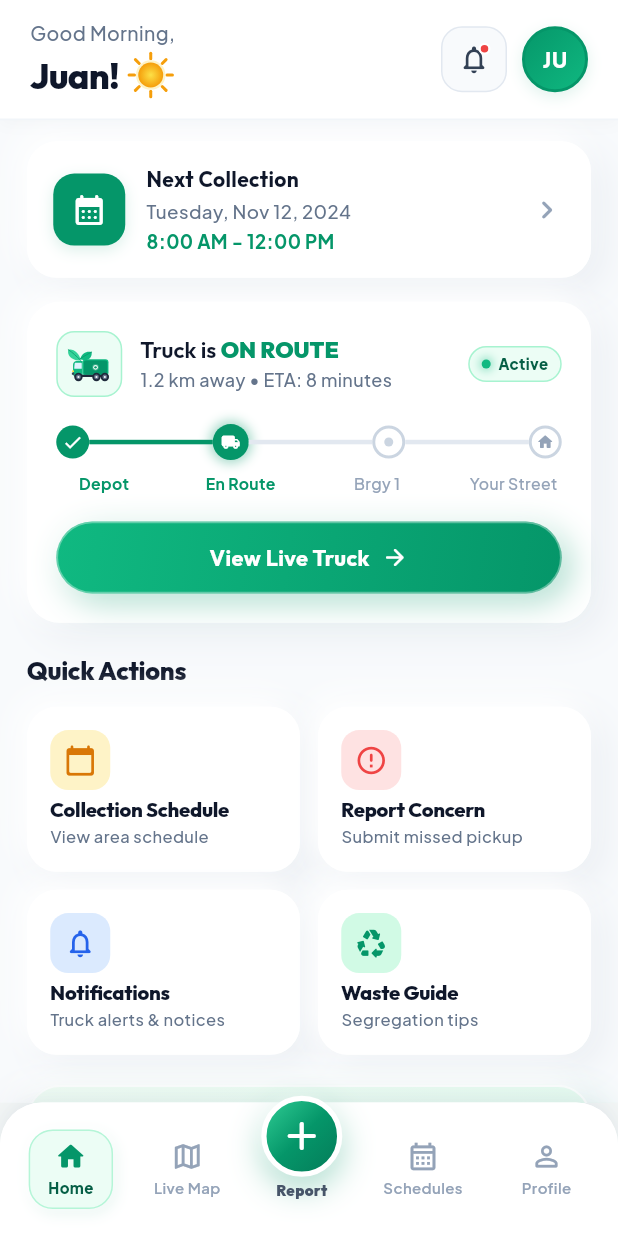
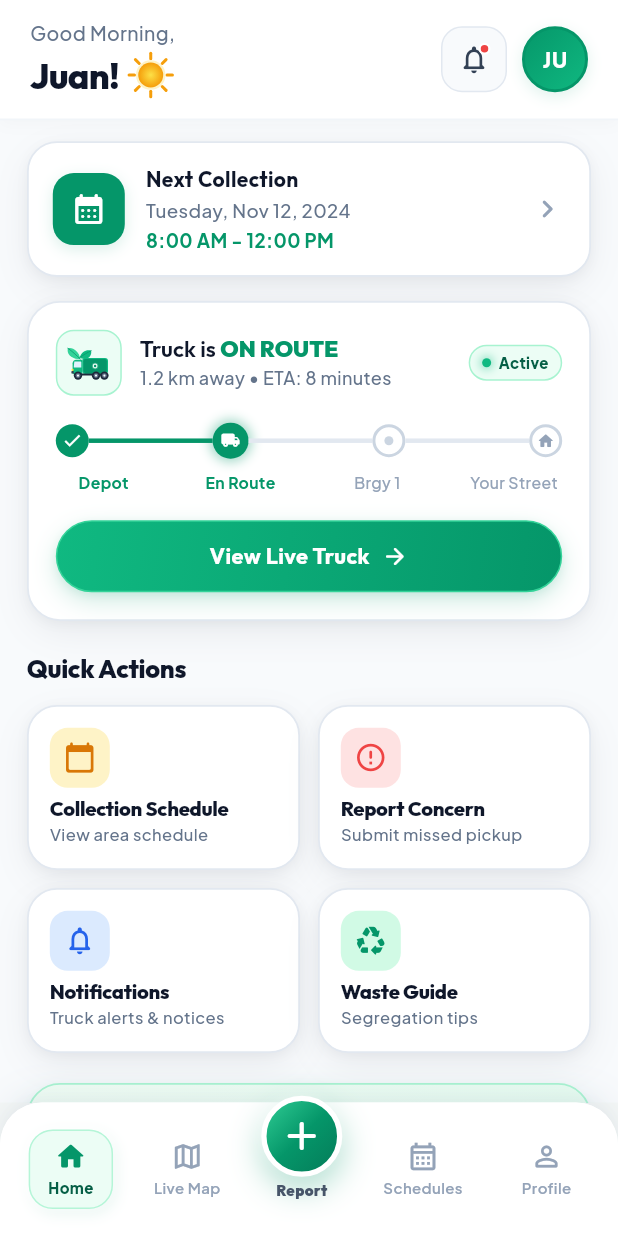
Before and after one commit to WesleyHans/SUNDO-APP, a Flutter app: the screen it shows after launch, after a tap on "Get Started", on a phone screen of 412 x 824 dp. Run offline on Flutter 3.47's test engine with Material 3 defaults, Android fonts, the phone set to English and light mode, and no system bars; our stand-ins replace flutter_map, geolocator, google_fonts, image_picker, latlong2, shared_preferences.

Commit message:
Remove blurry white shadows and sharpen Claymorphism borders and contact shadows

```diff
--- a/flutter_sundo/lib/theme/clay_theme.dart
+++ b/flutter_sundo/lib/theme/clay_theme.dart
@@ -1,29 +1,31 @@
 import 'package:flutter/material.dart';
 
-/// Claymorphism Design System matching SUNDO web simulator CSS (.clay-card, .clay-card-mint, .clay-button-primary, etc.)
+/// Sharp Claymorphism Design System matching SUNDO specifications
+/// Clean, crisp, defined edges with ZERO blurry white halos or washed-out glowing overlays.
 class ClayTheme {
-  // 1. Standard Clay Card (.clay-card)
+  // 1. Standard Sharp Clay Card (.clay-card)
   static BoxDecoration card({double radius = 24}) {
     return BoxDecoration(
       color: Colors.white,
       borderRadius: BorderRadius.circular(radius),
-      border: Border.all(color: Colors.white.withValues(alpha: 0.85), width: 1.5),
+      border: Border.all(color: const Color(0xFFE2E8F0), width: 1.2),
       boxShadow: const [
         BoxShadow(
-          color: Color(0x2694A3B8), // rgba(148, 163, 184, 0.18)
-          offset: Offset(8, 8),
+          color: Color(0x140F172A), // Crisp subtle ambient shadow
+          offset: Offset(0, 8),
           blurRadius: 20,
+          spreadRadius: -2,
         ),
         BoxShadow(
-          color: Colors.white,
-          offset: Offset(-6, -6),
-          blurRadius: 16,
+          color: Color(0x0A0F172A), // Crisp contact shadow
+          offset: Offset(0, 2),
+          blurRadius: 6,
         ),
       ],
     );
   }
 
-  // 2. Mint Clay Card (.clay-card-mint)
+  // 2. Mint Sharp Clay Card (.clay-card-mint)
   static BoxDecoration cardMint({double radius = 24}) {
     return BoxDecoration(
       gradient: const LinearGradient(
@@ -32,17 +34,18 @@ class ClayTheme {
         end: Alignment.bottomRight,
       ),
       borderRadius: BorderRadius.circular(radius),
-      border: Border.all(color: Colors.white.withValues(alpha: 0.9), width: 1.5),
+      border: Border.all(color: const Color(0xFFA7F3D0), width: 1.2),
       boxShadow: const [
         BoxShadow(
-          color: Color(0x386EE7B7), // rgba(110, 231, 183, 0.22)
-          offset: Offset(8, 8),
-          blurRadius: 20,
+          color: Color(0x18059669),
+          offset: Offset(0, 8),
+          blurRadius: 18,
+          spreadRadius: -2,
         ),
         BoxShadow(
-          color: Colors.white,
-          offset: Offset(-6, -6),
-          blurRadius: 16,
+          color: Color(0x0A059669),
+          offset: Offset(0, 2),
+          blurRadius: 4,
         ),
       ],
     );
@@ -57,17 +60,18 @@ class ClayTheme {
         end: Alignment.bottomRight,
       ),
       borderRadius: BorderRadius.circular(radius),
-      border: Border.all(color: Colors.white.withValues(alpha: 0.35), width: 1.2),
+      border: Border.all(color: const Color(0xFF34D399), width: 1.0),
       boxShadow: const [
         BoxShadow(
-          color: Color(0x55059669), // rgba(5, 150, 105, 0.35)
-          offset: Offset(6, 6),
-          blurRadius: 18,
+          color: Color(0x35059669),
+          offset: Offset(0, 6),
+          blurRadius: 14,
+          spreadRadius: -1,
         ),
         BoxShadow(
-          color: Color(0x75FFFFFF),
-          offset: Offset(-3, -3),
-          blurRadius: 10,
+          color: Color(0x15059669),
+          offset: Offset(0, 2),
+          blurRadius: 4,
         ),
       ],
     );
@@ -82,17 +86,18 @@ class ClayTheme {
         end: Alignment.bottomRight,
       ),
       borderRadius: BorderRadius.circular(radius),
-      border: Border.all(color: Colors.white, width: 1.5),
+      border: Border.all(color: const Color(0xFFCBD5E1), width: 1.2),
       boxShadow: const [
         BoxShadow(
-          color: Color(0x2894A3B8), // rgba(148, 163, 184, 0.2)
-          offset: Offset(5, 5),
-          blurRadius: 14,
+          color: Color(0x120F172A),
+          offset: Offset(0, 4),
+          blurRadius: 10,
+          spreadRadius: -1,
         ),
         BoxShadow(
-          color: Colors.white,
-          offset: Offset(-4, -4),
-          blurRadius: 10,
+          color: Color(0x080F172A),
+          offset: Offset(0, 1),
+          blurRadius: 3,
         ),
       ],
     );
@@ -107,17 +112,12 @@ class ClayTheme {
     return BoxDecoration(
       color: bgColor,
       borderRadius: BorderRadius.circular(radius),
-      border: Border.all(color: borderColor, width: 1),
+      border: Border.all(color: borderColor, width: 1.2),
       boxShadow: const [
         BoxShadow(
-          color: Color(0x1F94A3B8),
-          offset: Offset(3, 3),
-          blurRadius: 8,
-        ),
-        BoxShadow(
-          color: Colors.white,
-          offset: Offset(-2, -2),
-          blurRadius: 6,
+          color: Color(0x0E0F172A),
+          offset: Offset(0, 2),
+          blurRadius: 5,
         ),
       ],
     );
@@ -132,17 +132,13 @@ class ClayTheme {
         end: Alignment.bottomRight,
       ),
       borderRadius: BorderRadius.circular(radius),
-      border: Border.all(color: const Color(0xFFFCD34D), width: 1),
+      border: Border.all(color: const Color(0xFFFCD34D), width: 1.2),
       boxShadow: const [
         BoxShadow(
-          color: Color(0x22F59E0B),
-          offset: Offset(3, 3),
+          color: Color(0x1AD97706),
+          offset: Offset(0, 3),
           blurRadius: 8,
-        ),
-        BoxShadow(
-          color: Colors.white,
-          offset: Offset(-2, -2),
-          blurRadius: 6,
+          spreadRadius: -1,
         ),
       ],
     );
@@ -158,17 +154,12 @@ class ClayTheme {
     return BoxDecoration(
       color: bgColor,
       borderRadius: BorderRadius.circular(radius),
-      border: Border.all(color: borderColor, width: 1),
+      border: Border.all(color: borderColor, width: 1.2),
       boxShadow: [
         BoxShadow(
-          color: shadowColor.withValues(alpha: 0.15),
-          offset: const Offset(3, 3),
-          blurRadius: 8,
-        ),
-        const BoxShadow(
-          color: Colors.white,
-          offset: Offset(-2, -2),
-          blurRadius: 6,
+          color: shadowColor.withValues(alpha: 0.14),
+          offset: const Offset(0, 2),
+          blurRadius: 5,
         ),
       ],
     );
@@ -179,11 +170,11 @@ class ClayTheme {
     return BoxDecoration(
       color: const Color(0xFFF8FAFC),
       borderRadius: BorderRadius.circular(radius),
-      border: Border.all(color: const Color(0xFFE2E8F0).withValues(alpha: 0.8), width: 1),
+      border: Border.all(color: const Color(0xFFE2E8F0), width: 1.0),
       boxShadow: const [
         BoxShadow(
-          color: Color(0x0A000000),
-          offset: Offset(1, 1),
+          color: Color(0x08000000),
+          offset: Offset(0, 1),
           blurRadius: 3,
         ),
       ],
@@ -195,12 +186,12 @@ class ClayTheme {
     return BoxDecoration(
       color: Colors.white,
       borderRadius: BorderRadius.circular(radius),
-      border: Border.all(color: const Color(0xFFE2E8F0), width: 1.5),
+      border: Border.all(color: const Color(0xFFCBD5E1), width: 1.2),
       boxShadow: const [
         BoxShadow(
-          color: Color(0x1294A3B8),
+          color: Color(0x0A0F172A),
           offset: Offset(0, 2),
-          blurRadius: 6,
+          blurRadius: 5,
         ),
       ],
     );
```
